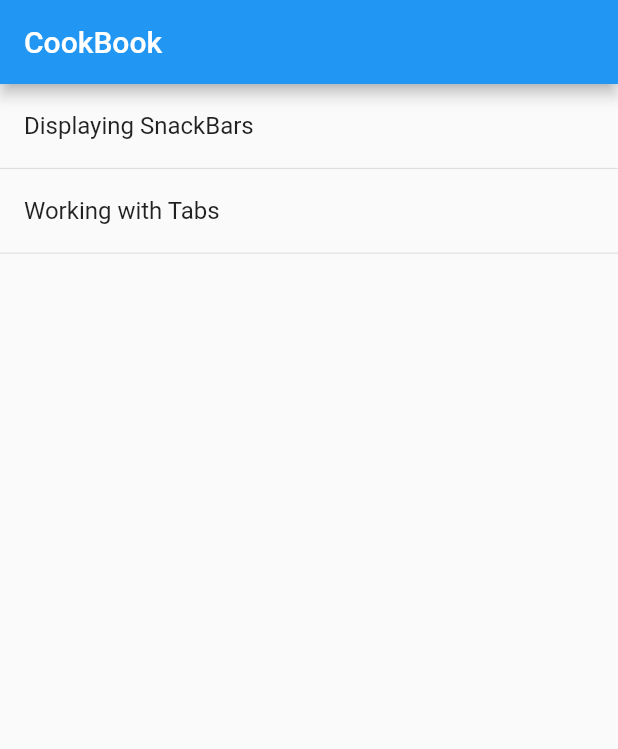
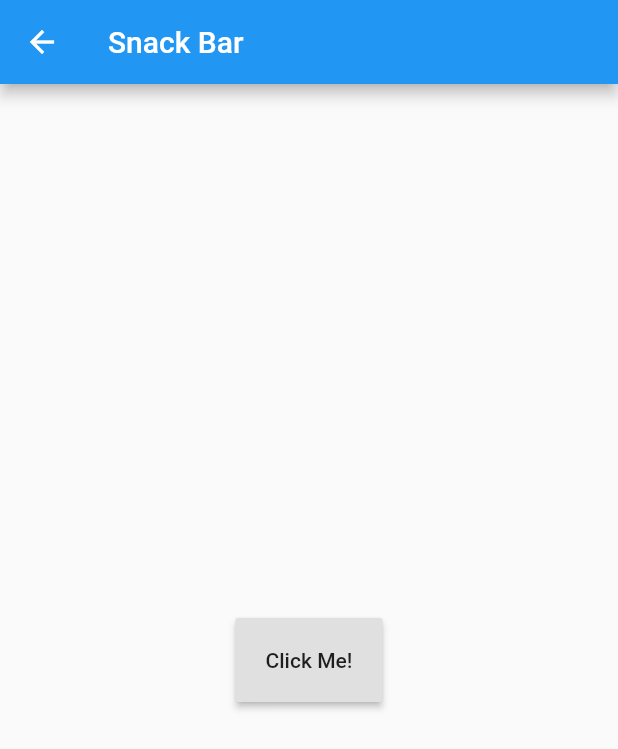
Before and after one commit to HeathWang/flutterStudy, a Flutter app: the screen it shows after launch, after a tap on "Displaying SnackBars", on a phone screen of 412 x 824 dp. Shown: the top 749 px of the screen. Run offline on Flutter 3.47's test engine with Material 2 defaults, Android fonts, the phone set to English and light mode, and no system bars.

Commit message:
how to use snackBar

```diff
--- /dev/null
+++ b/project/cookbook_demo/lib/basicDesign.dart
@@ -0,0 +1,28 @@
+import 'package:flutter/material.dart';
+
+class SnackBarPage extends StatelessWidget {
+  @override
+  Widget build(BuildContext context) {
+    return Scaffold(
+      appBar: AppBar(title: Text('Snack Bar')),
+      body: Builder(builder: (BuildContext content) {
+        return Center(
+          child: RaisedButton(
+            onPressed: () {
+              // create a snack bar
+              final snackBar = SnackBar(
+                content: Text('Yay! A SnackBar!'),
+                action: SnackBarAction(label: 'Undo', onPressed: () {}),
+              );
+
+              // NOTICE: use inner builder content, NOT context.
+              Scaffold.of(content).showSnackBar(snackBar);
+            },
+            child: Text('Click Me!'),
+            padding: EdgeInsets.all(20.0),
+          ),
+        );
+      }),
+    );
+  }
+}
--- a/project/cookbook_demo/lib/main.dart
+++ b/project/cookbook_demo/lib/main.dart
@@ -1,4 +1,5 @@
 import 'package:flutter/material.dart';
+import 'basicDesign.dart';
 
 void main() {
   runApp(MainPage());
@@ -12,6 +13,7 @@ class MainPage extends StatelessWidget {
       initialRoute: '/',
       routes: <String, WidgetBuilder> {
         '/': (BuildContext context) => MyMenuPage(),
+        '/snackbar': (BuildContext context) => SnackBarPage(),
       },
       theme: ThemeData(primaryColor: Colors.blue),
     );
@@ -36,7 +38,10 @@ class MyMenuPage extends StatelessWidget {
                 ListTile(
                   title: Text(menus[index]),
                   onTap: (){
-
+                    switch (index) {
+                      case 0:
+                        Navigator.of(context).pushNamed('/snackbar');
+                    }
                   },
                 ),
                 Divider(height: 0.5,)
```
